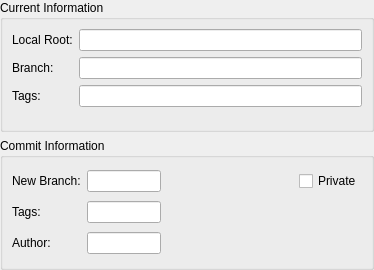
First picture: the form in src/plugins/fossil/fossilcommitpanel.ui, repository nomadbyte/qtcreator-plugin-fossil, before the edit.
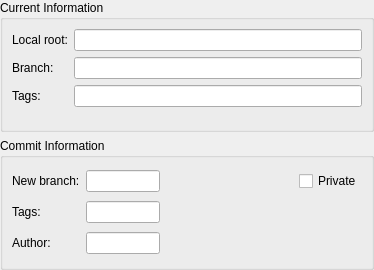
Second picture: the form after the edit. Icons and pictures are not drawn.

Diff of the .ui file:
```diff
--- a/src/plugins/fossil/fossilcommitpanel.ui
+++ b/src/plugins/fossil/fossilcommitpanel.ui
@@ -35,7 +35,7 @@
       <item row="1" column="0">
        <widget class="QLabel" name="localRootLabel">
         <property name="text">
-         <string>Local Root:</string>
+         <string>Local root:</string>
         </property>
        </widget>
       </item>
@@ -95,7 +95,7 @@
       <item row="0" column="0">
        <widget class="QLabel" name="branchLabel">
         <property name="text">
-         <string>New Branch:</string>
+         <string>New branch:</string>
         </property>
        </widget>
       </item>
```
Left out of the diff: 2 changed lines with no effect on the pictures.
